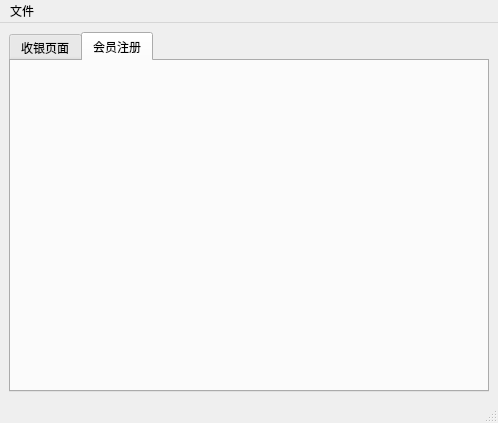
First picture: the form in design/client/ui/seller-window.ui, repository smdsbz/database-experiment, before the edit.
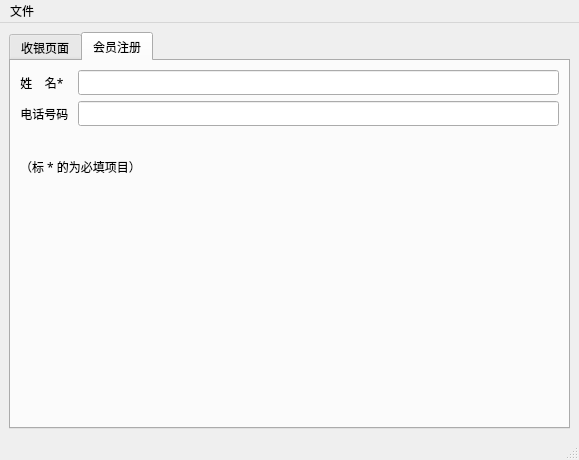
Second picture: the form after the edit. The open tabs and pages were chosen to show the change.

The edit to the form file:
```diff
--- a/design/client/ui/seller-window.ui
+++ b/design/client/ui/seller-window.ui
@@ -6,8 +6,8 @@
    <rect>
     <x>0</x>
     <y>0</y>
-    <width>498</width>
-    <height>414</height>
+    <width>579</width>
+    <height>460</height>
    </rect>
   </property>
   <property name="font">
@@ -141,6 +141,57 @@
        <attribute name="title">
         <string>会员注册</string>
        </attribute>
+       <layout class="QFormLayout" name="formLayout">
+        <property name="labelAlignment">
+         <set>Qt::AlignLeading|Qt::AlignLeft|Qt::AlignVCenter</set>
+        </property>
+        <item row="0" column="0">
+         <widget class="QLabel" name="label_2">
+          <property name="text">
+           <string>姓    名*</string>
+          </property>
+          <property name="alignment">
+           <set>Qt::AlignCenter</set>
+          </property>
+         </widget>
+        </item>
+        <item row="0" column="1">
+         <widget class="QLineEdit" name="lineEdit"/>
+        </item>
+        <item row="1" column="0">
+         <widget class="QLabel" name="label_3">
+          <property name="text">
+           <string>电话号码 </string>
+          </property>
+          <property name="alignment">
+           <set>Qt::AlignCenter</set>
+          </property>
+         </widget>
+        </item>
+        <item row="1" column="1">
+         <widget class="QLineEdit" name="lineEdit_2"/>
+        </item>
+        <item row="3" column="0" colspan="2">
+         <widget class="QLabel" name="label_4">
+          <property name="text">
+           <string>（标 * 的为必填项目）</string>
+          </property>
+         </widget>
+        </item>
+        <item row="2" column="0" colspan="2">
+         <spacer name="horizontalSpacer_2">
+          <property name="orientation">
+           <enum>Qt::Horizontal</enum>
+          </property>
+          <property name="sizeHint" stdset="0">
+           <size>
+            <width>40</width>
+            <height>20</height>
+           </size>
+          </property>
+         </spacer>
+        </item>
+       </layout>
       </widget>
      </widget>
     </item>
@@ -151,7 +202,7 @@
     <rect>
      <x>0</x>
      <y>0</y>
-     <width>498</width>
+     <width>579</width>
      <height>18</height>
     </rect>
    </property>
```
Left out of the diff: 41 changed lines with no effect on the pictures.
